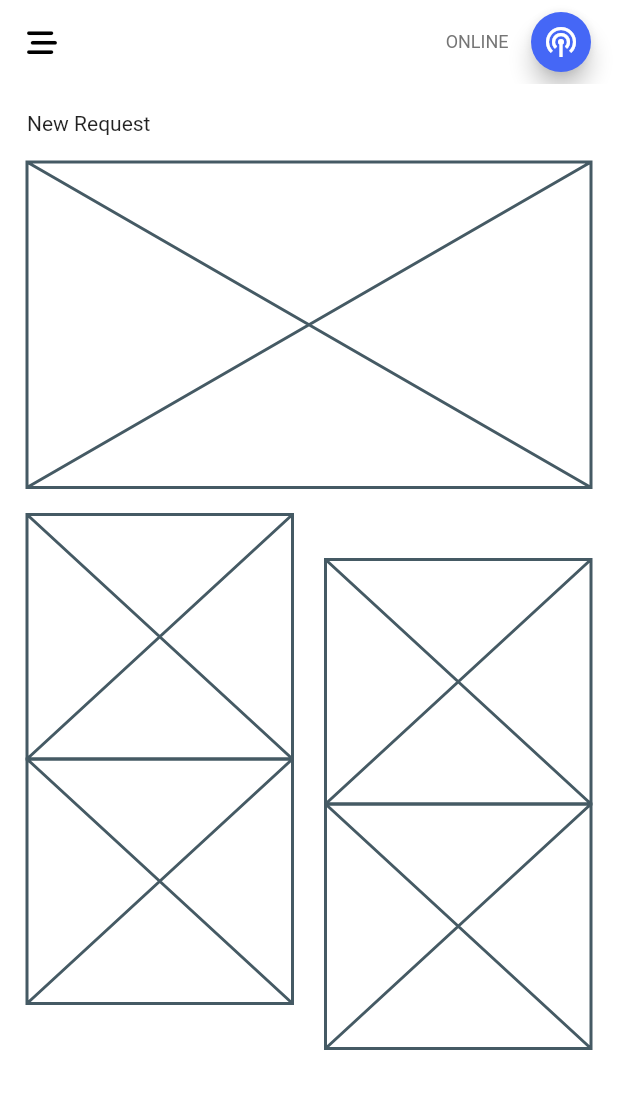
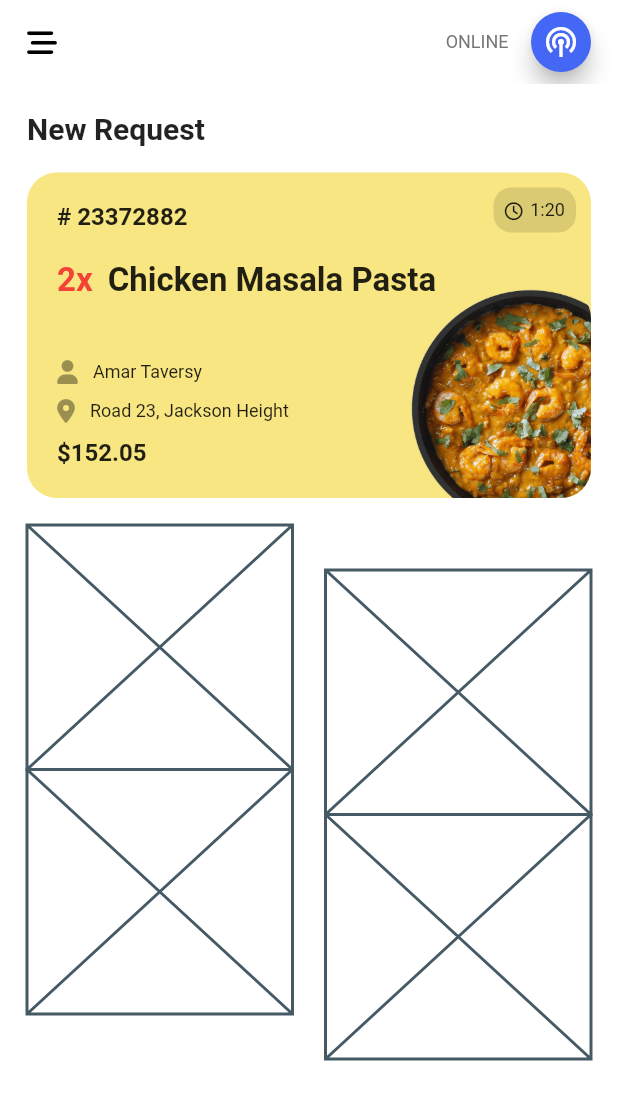
Before and after one commit to lucioeduardo/flutter-practice, a Flutter app: the screen it shows after launch, on a phone screen of 412 x 824 dp. Shown: the top 1100 px of the screen. Run offline on Flutter 3.47's test engine with Material 2 defaults, Android fonts, the phone set to English and light mode, and no system bars; our stand-ins replace font_awesome_flutter.

Commit message:
⭐ : create order card

```diff
--- a/foodfancy/lib/ui/pages/home/home_page.dart
+++ b/foodfancy/lib/ui/pages/home/home_page.dart
@@ -1,4 +1,5 @@
 import 'package:flutter/material.dart';
+import 'package:foodfancy/ui/pages/home/widgets/order_card.dart';
 import 'package:foodfancy/ui/widgets/custom_app_bar.dart';
 
 class HomePage extends StatefulWidget {
@@ -18,10 +19,17 @@ class _HomePageState extends State<HomePage> {
       body: ListView(
         padding: const EdgeInsets.all(18),
         children: [
-          const Text('New Request'),
+          const Text(
+            'New Request',
+            style: TextStyle(fontSize: 20, fontWeight: FontWeight.bold),
+          ),
           verticalSpace18,
-          const Placeholder(
-            fallbackHeight: 217,
+          const OrderCard(
+            title: 'Chicken Masala Pasta',
+            orderNumber: '23372882',
+            price: r'$152.05',
+            units: 2,
+            time: '1:20',
           ),
           verticalSpace18,
           Row(
--- /dev/null
+++ b/foodfancy/lib/ui/pages/home/widgets/order_card.dart
@@ -0,0 +1,171 @@
+import 'package:flutter/material.dart';
+import 'package:font_awesome_flutter/font_awesome_flutter.dart';
+
+class OrderCard extends StatelessWidget {
+  const OrderCard({
+    Key? key,
+    required this.orderNumber,
+    required this.units,
+    required this.title,
+    required this.price,
+    required this.time,
+  }) : super(key: key);
+
+  final String orderNumber;
+  final int units;
+  final String title;
+  final String price;
+  final String time;
+
+  @override
+  Widget build(BuildContext context) {
+    return Container(
+      decoration: BoxDecoration(
+        color: const Color(0xfff8e682),
+        borderRadius: BorderRadius.circular(20.0),
+      ),
+      height: 217,
+      child: Stack(
+        children: [
+          Positioned(
+            right: 0,
+            bottom: 0,
+            height: 140,
+            child: ClipRRect(
+              borderRadius: BorderRadius.circular(20),
+              child: Image.asset('lib/ui/assets/img/chicken.png'),
+            ),
+          ),
+          _ClockTimer(time: time),
+          _OrderInfo(
+              orderNumber: orderNumber,
+              units: units,
+              name: title,
+              price: price),
+        ],
+      ),
+    );
+  }
+}
+
+class _OrderInfo extends StatelessWidget {
+  const _OrderInfo({
+    Key? key,
+    required this.orderNumber,
+    required this.units,
+    required this.name,
+    required this.price,
+  }) : super(key: key);
+
+  final String orderNumber;
+  final int units;
+  final String name;
+  final String price;
+
+  @override
+  Widget build(BuildContext context) {
+    return Padding(
+      padding: const EdgeInsets.all(20),
+      child: Column(
+        crossAxisAlignment: CrossAxisAlignment.start,
+        children: [
+          Text(
+            "# $orderNumber",
+            style: const TextStyle(fontSize: 16, fontWeight: FontWeight.bold),
+          ),
+          const SizedBox(height: 20),
+          Row(
+            children: [
+              Text(
+                "${units}x",
+                style: const TextStyle(
+                    fontSize: 22,
+                    fontWeight: FontWeight.bold,
+                    color: Colors.red),
+              ),
+              const SizedBox(width: 10),
+              Text(
+                name,
+                style:
+                    const TextStyle(fontSize: 22, fontWeight: FontWeight.bold),
+              ),
+            ],
+          ),
+          const SizedBox(height: 40),
+          Row(
+            children: const [
+              FaIcon(
+                FontAwesomeIcons.solidUser,
+                color: Colors.black38,
+                size: 16,
+              ),
+              SizedBox(width: 10),
+              Text(
+                'Amar Taversy',
+                style: TextStyle(fontSize: 12),
+              ),
+            ],
+          ),
+          const SizedBox(height: 10),
+          Row(
+            children: const [
+              FaIcon(
+                FontAwesomeIcons.locationDot,
+                color: Colors.black38,
+                size: 16,
+              ),
+              SizedBox(width: 10),
+              Text(
+                'Road 23, Jackson Height',
+                style: TextStyle(fontSize: 12),
+              ),
+            ],
+          ),
+          const SizedBox(height: 10),
+          Text(
+            price,
+            style: const TextStyle(fontWeight: FontWeight.bold, fontSize: 16),
+          )
+        ],
+      ),
+    );
+  }
+}
+
+class _ClockTimer extends StatelessWidget {
+  const _ClockTimer({
+    Key? key,
+    required this.time,
+  }) : super(key: key);
+
+  final String time;
+
+  @override
+  Widget build(BuildContext context) {
+    return Positioned(
+        right: 10,
+        top: 10,
+        child: Container(
+          width: 55,
+          height: 30,
+          decoration: BoxDecoration(
+            borderRadius: BorderRadius.circular(12),
+            color: Colors.black12,
+          ),
+          child: Row(
+            mainAxisAlignment: MainAxisAlignment.center,
+            children: [
+              const FaIcon(
+                FontAwesomeIcons.clock,
+                size: 12,
+              ),
+              const SizedBox(width: 5),
+              Text(
+                time,
+                style: const TextStyle(fontSize: 12),
+              ),
+            ],
+          ),
+        ));
+  }
+}
```
